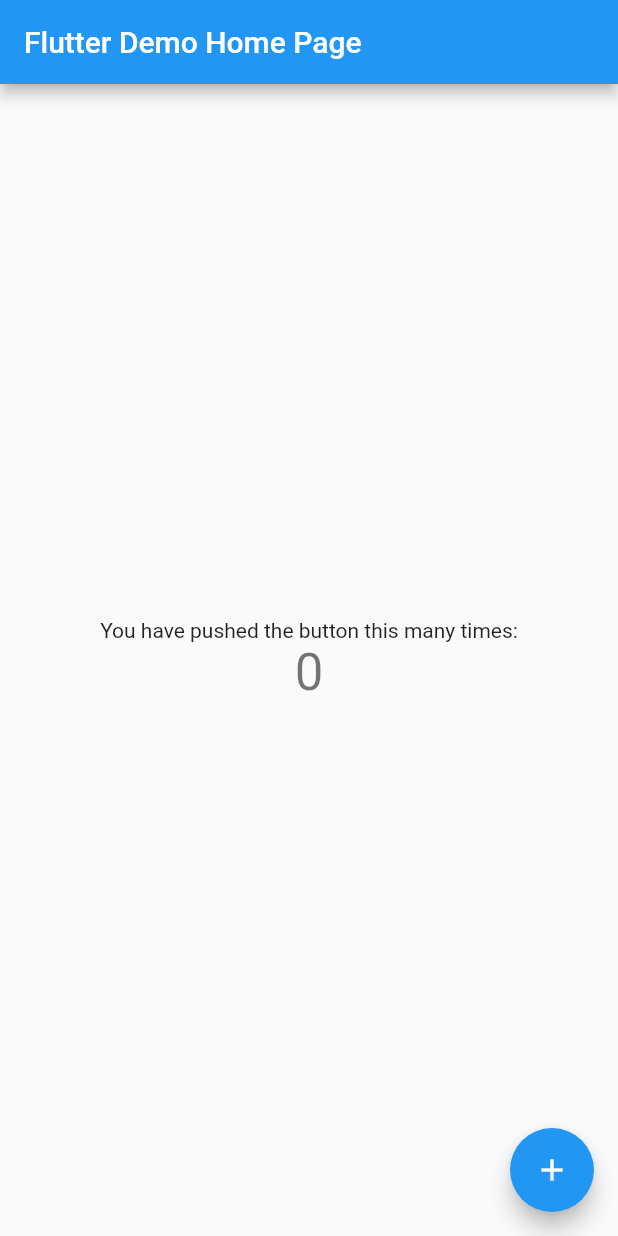
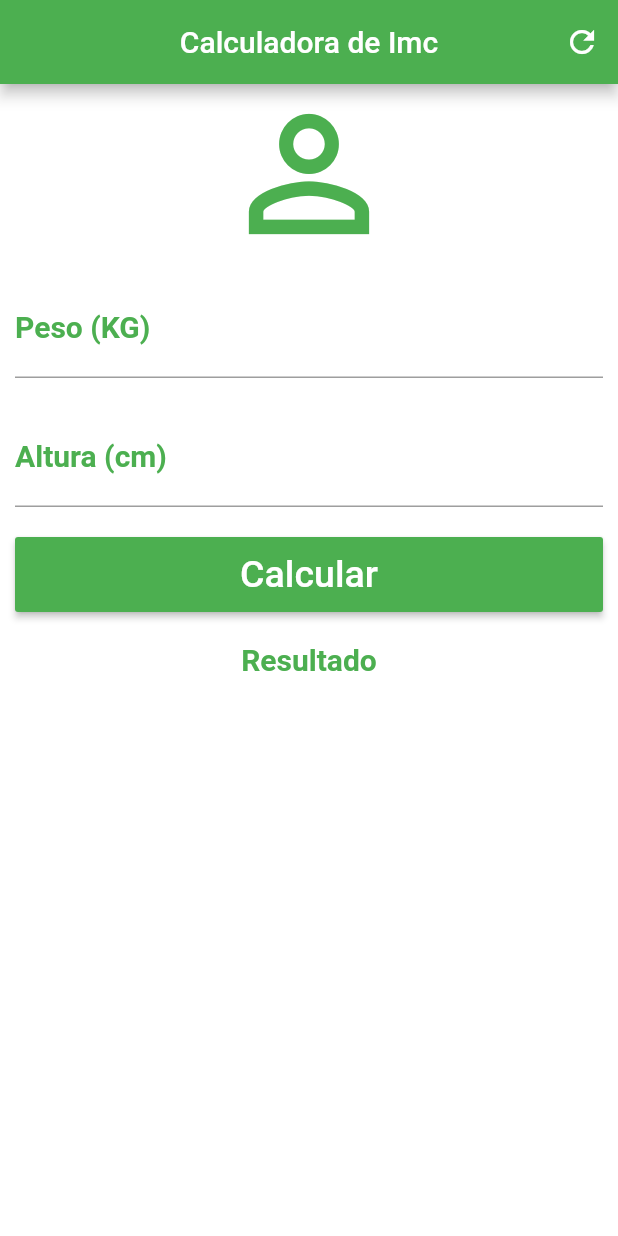
Before and after one commit to matheusnasser/imc-calculator-flutter, a Flutter app: the screen it shows after launch, on a phone screen of 412 x 824 dp. Run offline on Flutter 3.47's test engine with Material 2 defaults, Android fonts, the phone set to English and light mode, and no system bars; Roboto replaces fonts that are missing (Nunito, sans-serif).

Commit message:
App Done

```diff
--- a/lib/main.dart
+++ b/lib/main.dart
@@ -1,111 +1,144 @@
 import 'package:flutter/material.dart';
+import 'package:flutter/services.dart';
 
-void main() => runApp(MyApp());
-
-class MyApp extends StatelessWidget {
-  // This widget is the root of your application.
-  @override
-  Widget build(BuildContext context) {
-    return MaterialApp(
-      title: 'Flutter Demo',
-      theme: ThemeData(
-        // This is the theme of your application.
-        //
-        // Try running your application with "flutter run". You'll see the
-        // application has a blue toolbar. Then, without quitting the app, try
-        // changing the primarySwatch below to Colors.green and then invoke
-        // "hot reload" (press "r" in the console where you ran "flutter run",
-        // or simply save your changes to "hot reload" in a Flutter IDE).
-        // Notice that the counter didn't reset back to zero; the application
-        // is not restarted.
-        primarySwatch: Colors.blue,
-      ),
-      home: MyHomePage(title: 'Flutter Demo Home Page'),
-    );
-  }
+void main() {
+  runApp(MaterialApp(
+    home: Home(),
+  ));
 }
 
-class MyHomePage extends StatefulWidget {
-  MyHomePage({Key key, this.title}) : super(key: key);
-
-  // This widget is the home page of your application. It is stateful, meaning
-  // that it has a State object (defined below) that contains fields that affect
-  // how it looks.
-
-  // This class is the configuration for the state. It holds the values (in this
-  // case the title) provided by the parent (in this case the App widget) and
-  // used by the build method of the State. Fields in a Widget subclass are
-  // always marked "final".
-
-  final String title;
-
+class Home extends StatefulWidget {
   @override
-  _MyHomePageState createState() => _MyHomePageState();
+  _HomeState createState() => _HomeState();
 }
 
-class _MyHomePageState extends State<MyHomePage> {
-  int _counter = 0;
+class _HomeState extends State<Home> {
+  String _infoText = "Resultado";
+  dynamic result = "";
+  TextEditingController weightController = TextEditingController();
+  TextEditingController heightController = TextEditingController();
 
-  void _incrementCounter() {
+  void _resetFields() {
+    weightController.text = "";
+    heightController.text = "";
+
     setState(() {
-      // This call to setState tells the Flutter framework that something has
-      // changed in this State, which causes it to rerun the build method below
-      // so that the display can reflect the updated values. If we changed
-      // _counter without calling setState(), then the build method would not be
-      // called again, and so nothing would appear to happen.
-      _counter++;
+      _infoText = "";
+    });
+  }
+
+  void calculateImc() {
+    setState(() {
+      double peso = double.parse(weightController.text);
+      double altura = double.parse(heightController.text) / 100;
+      double imc = peso / (altura * altura);
+      print(imc);
+      if (imc < 18.6) {
+        _infoText = "Abaixo do Peso (${imc.toStringAsPrecision(4)})";
+      } else if (imc >= 18.6 && imc < 24.9) {
+        _infoText = "Peso Ideal (${imc.toStringAsPrecision(4)})";
+      } else if (imc >= 24.9 && imc < 29.9) {
+        _infoText = "Levemente Acima do Peso (${imc.toStringAsPrecision(4)})";
+      } else if (imc >= 29.9 && imc < 34.9) {
+        _infoText = "Obesidade Grau I (${imc.toStringAsPrecision(4)})";
+      } else if (imc >= 34.9 && imc < 39.9) {
+        _infoText = "Obesidade Grau II (${imc.toStringAsPrecision(4)})";
+      } else if (imc >= 40) {
+        _infoText = "Obesidade Grau III (${imc.toStringAsPrecision(4)})";
+      }
     });
   }
 
   @override
   Widget build(BuildContext context) {
-    // This method is rerun every time setState is called, for instance as done
-    // by the _incrementCounter method above.
-    //
-    // The Flutter framework has been optimized to make rerunning build methods
-    // fast, so that you can just rebuild anything that needs updating rather
-    // than having to individually change instances of widgets.
     return Scaffold(
         appBar: AppBar(
-        // Here we take the value from the MyHomePage object that was created by
-        // the App.build method, and use it to set our appbar title.
-        title: Text(widget.title),
+          title: Text("Calculadora de Imc"),
+          centerTitle: true,
+          backgroundColor: Colors.green,
+          actions: <Widget>[
+            IconButton(
+              icon: Icon(Icons.refresh),
+              onPressed: () {
+                _resetFields();
+              },
+            )
+          ],
         ),
-      body: Center(
-        // Center is a layout widget. It takes a single child and positions it
-        // in the middle of the parent.
+        backgroundColor: Colors.white,
+        body: SingleChildScrollView(
           child: Column(
-          // Column is also a layout widget. It takes a list of children and
-          // arranges them vertically. By default, it sizes itself to fit its
-          // children horizontally, and tries to be as tall as its parent.
-          //
-          // Invoke "debug painting" (press "p" in the console, choose the
-          // "Toggle Debug Paint" action from the Flutter Inspector in Android
-          // Studio, or the "Toggle Debug Paint" command in Visual Studio Code)
-          // to see the wireframe for each widget.
-          //
-          // Column has various properties to control how it sizes itself and
-          // how it positions its children. Here we use mainAxisAlignment to
-          // center the children vertically; the main axis here is the vertical
-          // axis because Columns are vertical (the cross axis would be
-          // horizontal).
-          mainAxisAlignment: MainAxisAlignment.center,
+            crossAxisAlignment: CrossAxisAlignment.stretch,
             children: <Widget>[
-            Text(
-              'You have pushed the button this many times:',
+              Icon(
+                Icons.person_outline,
+                size: 120,
+                color: Colors.green,
               ),
-            Text(
-              '$_counter',
-              style: Theme.of(context).textTheme.display1,
+              Padding(
+                padding: EdgeInsets.all(10.0),
+                child: TextField(
+                  keyboardType: TextInputType.number,
+                  decoration: InputDecoration(
+                      labelText: "Peso (KG)",
+                      labelStyle: TextStyle(
+                          color: Colors.green,
+                          fontWeight: FontWeight.bold,
+                          fontFamily: 'Nunito, sans-serif')),
+                  textAlign: TextAlign.center,
+                  style: TextStyle(
+                    color: Colors.green,
+                    fontWeight: FontWeight.bold,
+                    fontSize: 20.0,
+                  ),
+                  controller: weightController,
+                ),
+              ),
+              Padding(
+                padding: EdgeInsets.all(10.0),
+                child: TextField(
+                  keyboardType: TextInputType.number,
+                  decoration: InputDecoration(
+                      labelText: "Altura (cm)",
+                      labelStyle: TextStyle(
+                          color: Colors.green, fontWeight: FontWeight.bold)),
+                  textAlign: TextAlign.center,
+                  style: TextStyle(
+                    color: Colors.green,
+                    fontWeight: FontWeight.bold,
+                    fontSize: 20.0,
+                  ),
+                  controller: heightController,
+                ),
+              ),
+              Padding(
+                  padding: EdgeInsets.all(10.0),
+                  child: Container(
+                    height: 50.0,
+                    child: RaisedButton(
+                      onPressed: () {
+                        calculateImc();
+                      },
+                      child: Text(
+                        "Calcular",
+                        style: TextStyle(color: Colors.white, fontSize: 25.0),
+                      ),
+                      color: Colors.green,
+                    ),
+                  )),
+              Padding(
+                padding: EdgeInsets.all(10.0),
+                child: Text(
+                  _infoText,
+                  textAlign: TextAlign.center,
+                  style: TextStyle(
+                      fontSize: 20,
+                      fontWeight: FontWeight.bold,
+                      color: Colors.green),
+                ),
               ),
             ],
           ),
-      ),
-      floatingActionButton: FloatingActionButton(
-        onPressed: _incrementCounter,
-        tooltip: 'Increment',
-        child: Icon(Icons.add),
-      ), // This trailing comma makes auto-formatting nicer for build methods.
-    );
+        ));
   }
 }
```
Lines whose indentation alone changed are shown as unchanged.
